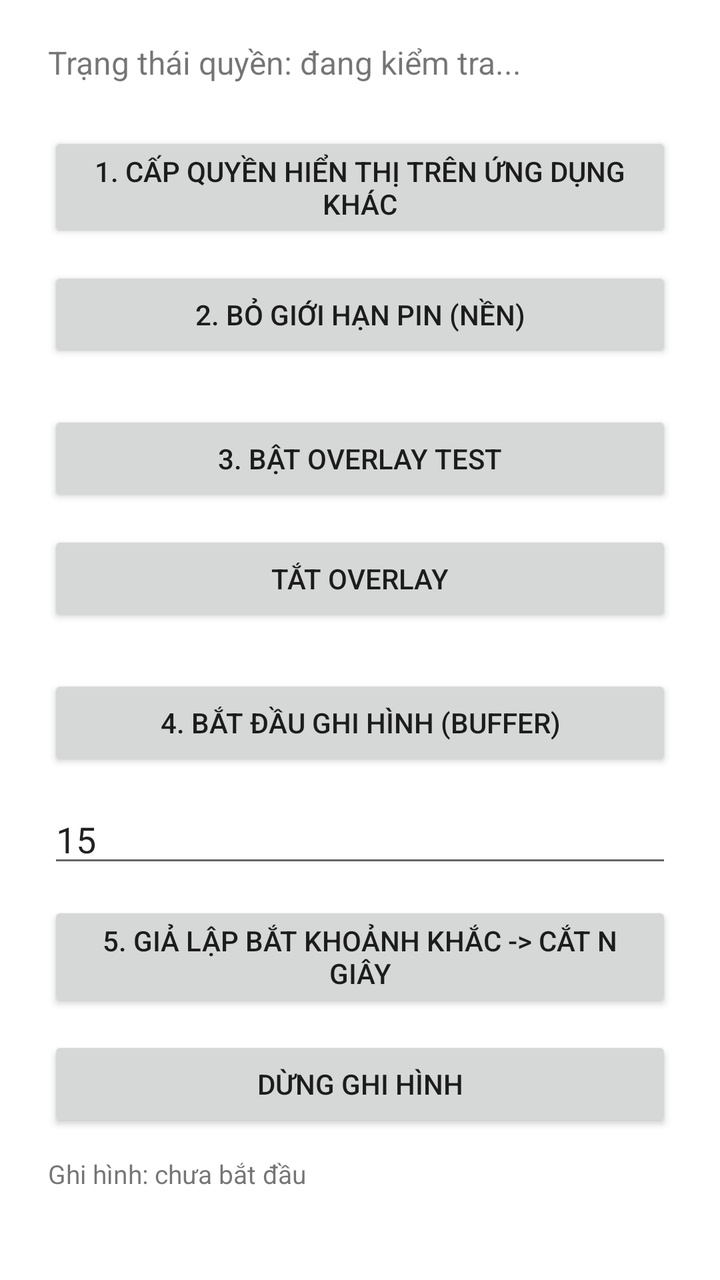
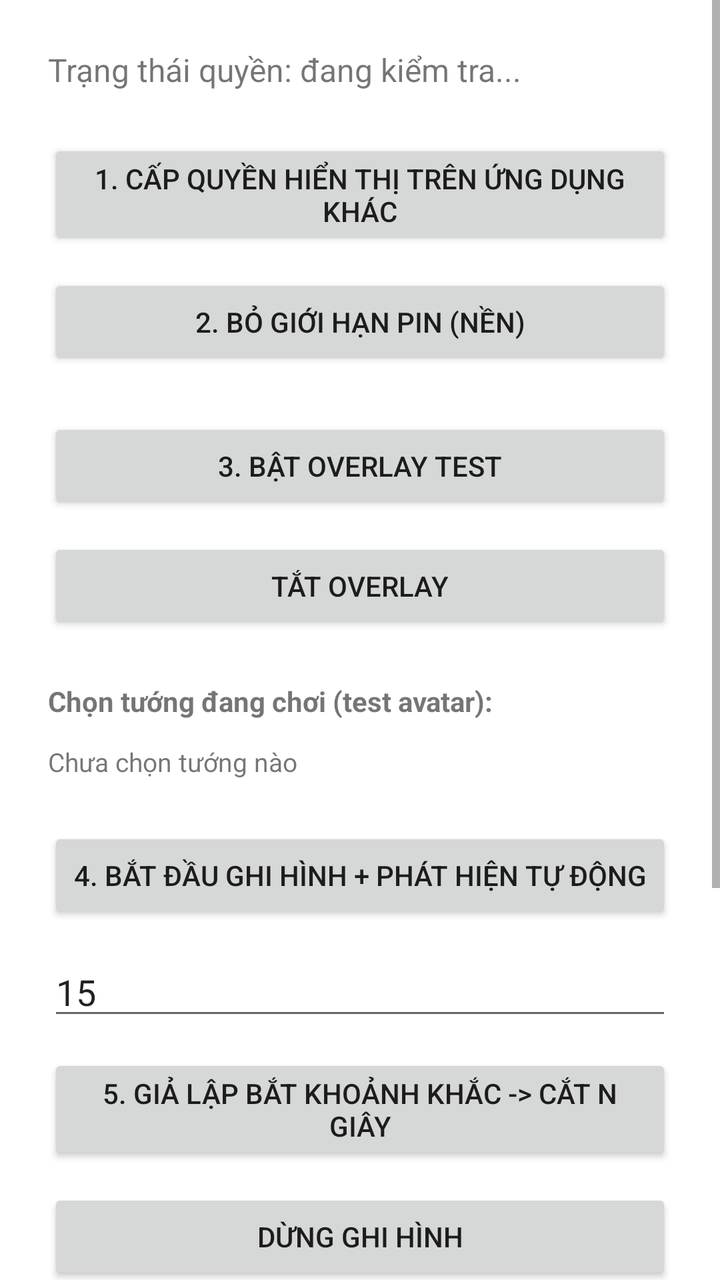

Before-and-after screenshots of an Android layout around one commit, followed by the original layout XML and the change that was made.
<!-- AndroidManifest.xml: application theme Theme.OverlayTest -->
<!-- res/layout/activity_main.xml -->
<?xml version="1.0" encoding="utf-8"?>
<LinearLayout xmlns:android="http://schemas.android.com/apk/res/android"
    android:layout_width="match_parent"
    android:layout_height="match_parent"
    android:orientation="vertical"
    android:gravity="center"
    android:padding="24dp">

    <TextView
        android:id="@+id/statusText"
        android:layout_width="match_parent"
        android:layout_height="wrap_content"
        android:text="Trạng thái quyền: đang kiểm tra..."
        android:textSize="16sp"
        android:layout_marginBottom="24dp" />

    <Button
        android:id="@+id/btnRequestPermission"
        android:layout_width="match_parent"
        android:layout_height="wrap_content"
        android:text="1. Cấp quyền hiển thị trên ứng dụng khác" />

    <Button
        android:id="@+id/btnBatteryOptimization"
        android:layout_width="match_parent"
        android:layout_height="wrap_content"
        android:layout_marginTop="12dp"
        android:text="2. Bỏ giới hạn pin (nền)" />

    <Button
        android:id="@+id/btnStartOverlay"
        android:layout_width="match_parent"
        android:layout_height="wrap_content"
        android:layout_marginTop="24dp"
        android:text="3. BẬT overlay test" />

    <Button
        android:id="@+id/btnStopOverlay"
        android:layout_width="match_parent"
        android:layout_height="wrap_content"
        android:layout_marginTop="12dp"
        android:text="TẮT overlay" />

    <Button
        android:id="@+id/btnStartProjection"
        android:layout_width="match_parent"
        android:layout_height="wrap_content"
        android:layout_marginTop="24dp"
        android:text="4. Bắt đầu ghi hình (buffer)" />

    <EditText
        android:id="@+id/inputSeconds"
        android:layout_width="match_parent"
        android:layout_height="wrap_content"
        android:layout_marginTop="12dp"
        android:hint="Số giây N muốn cắt (mặc định 15)"
        android:inputType="number"
        android:text="15" />

    <Button
        android:id="@+id/btnSimulateCapture"
        android:layout_width="match_parent"
        android:layout_height="wrap_content"
        android:layout_marginTop="12dp"
        android:text="5. Giả lập bắt khoảnh khắc -> Cắt N giây" />

    <Button
        android:id="@+id/btnStopProjection"
        android:layout_width="match_parent"
        android:layout_height="wrap_content"
        android:layout_marginTop="12dp"
        android:text="Dừng ghi hình" />

    <TextView
        android:id="@+id/projectionStatus"
        android:layout_width="match_parent"
        android:layout_height="wrap_content"
        android:layout_marginTop="12dp"
        android:textSize="13sp"
        android:text="Ghi hình: chưa bắt đầu" />

    <TextView
        android:layout_width="match_parent"
        android:layout_height="wrap_content"
        android:layout_marginTop="24dp"
        android:textSize="13sp"
        android:textColor="#666666"
        android:text="Bước 4: bấm 'Bắt đầu ghi hình', chọn Entire screen. Vào game chơi vài chục giây. Bước 5: bấm 'Giả lập bắt khoảnh khắc' bất kỳ lúc nào — app sẽ cắt đúng N giây gần nhất thành file MP4 trong bộ nhớ app (Movies). Kiểm tra file bằng ứng dụng quản lý file, xem có mượt không, có đúng N giây không, có bị giật khi chơi game trong lúc ghi không." />

</LinearLayout>
<!-- resources referenced by this layout -->
<resources>
  <style name="Theme.OverlayTest" parent="Theme.MaterialComponents.DayNight.NoActionBar">
          <item name="colorPrimary">#2196F3</item>
          <item name="colorPrimaryDark">#1976D2</item>
          <item name="colorAccent">#FF4081</item>
      </style>
</resources>

<!-- the commit's change to res/layout/activity_main.xml (unified diff, before → after) -->
@@ -1,9 +1,12 @@
 <?xml version="1.0" encoding="utf-8"?>
-<LinearLayout xmlns:android="http://schemas.android.com/apk/res/android"
+<ScrollView xmlns:android="http://schemas.android.com/apk/res/android"
     android:layout_width="match_parent"
-    android:layout_height="match_parent"
+    android:layout_height="match_parent">
+
+<LinearLayout
+    android:layout_width="match_parent"
+    android:layout_height="wrap_content"
     android:orientation="vertical"
-    android:gravity="center"
     android:padding="24dp">
 
     <TextView
@@ -41,12 +44,34 @@
         android:layout_marginTop="12dp"
         android:text="TẮT overlay" />
 
+    <TextView
+        android:layout_width="match_parent"
+        android:layout_height="wrap_content"
+        android:layout_marginTop="24dp"
+        android:textStyle="bold"
+        android:text="Chọn tướng đang chơi (test avatar):" />
+
+    <LinearLayout
+        android:id="@+id/heroButtonsContainer"
+        android:layout_width="match_parent"
+        android:layout_height="wrap_content"
+        android:orientation="horizontal"
+        android:layout_marginTop="8dp" />
+
+    <TextView
+        android:id="@+id/selectedHeroText"
+        android:layout_width="match_parent"
+        android:layout_height="wrap_content"
+        android:layout_marginTop="4dp"
+        android:textSize="13sp"
+        android:text="Chưa chọn tướng nào" />
+
     <Button
         android:id="@+id/btnStartProjection"
         android:layout_width="match_parent"
         android:layout_height="wrap_content"
         android:layout_marginTop="24dp"
-        android:text="4. Bắt đầu ghi hình (buffer)" />
+        android:text="4. Bắt đầu ghi hình + phát hiện tự động" />
 
     <EditText
         android:id="@+id/inputSeconds"
@@ -83,8 +108,33 @@
         android:layout_width="match_parent"
         android:layout_height="wrap_content"
         android:layout_marginTop="24dp"
+        android:textStyle="bold"
+        android:text="Log phát hiện (audio + OCR + avatar):" />
+
+    <Button
+        android:id="@+id/btnCopyLog"
+        android:layout_width="match_parent"
+        android:layout_height="wrap_content"
+        android:layout_marginTop="8dp"
+        android:text="Copy toàn bộ log" />
+
+    <TextView
+        android:id="@+id/detectionLog"
+        android:layout_width="match_parent"
+        android:layout_height="wrap_content"
+        android:layout_marginTop="8dp"
+        android:textSize="12sp"
+        android:textIsSelectable="true"
+        android:fontFamily="monospace"
+        android:text="(chưa có log nào)" />
+
+    <TextView
+        android:layout_width="match_parent"
+        android:layout_height="wrap_content"
+        android:layout_marginTop="24dp"
         android:textSize="13sp"
         android:textColor="#666666"
-        android:text="Bước 4: bấm 'Bắt đầu ghi hình', chọn Entire screen. Vào game chơi vài chục giây. Bước 5: bấm 'Giả lập bắt khoảnh khắc' bất kỳ lúc nào — app sẽ cắt đúng N giây gần nhất thành file MP4 trong bộ nhớ app (Movies). Kiểm tra file bằng ứng dụng quản lý file, xem có mượt không, có đúng N giây không, có bị giật khi chơi game trong lúc ghi không." />
+        android:text="Bước: chọn tướng test ở trên, bấm 4 (chọn Entire screen), vào game chơi. Log phát hiện sẽ hiện realtime mỗi khi audio/OCR/avatar khớp gì đó, và tự động cắt clip khi đủ điều kiện. Bấm 5 để giả lập cắt thủ công bất kỳ lúc nào." />
 
 </LinearLayout>
+</ScrollView>
